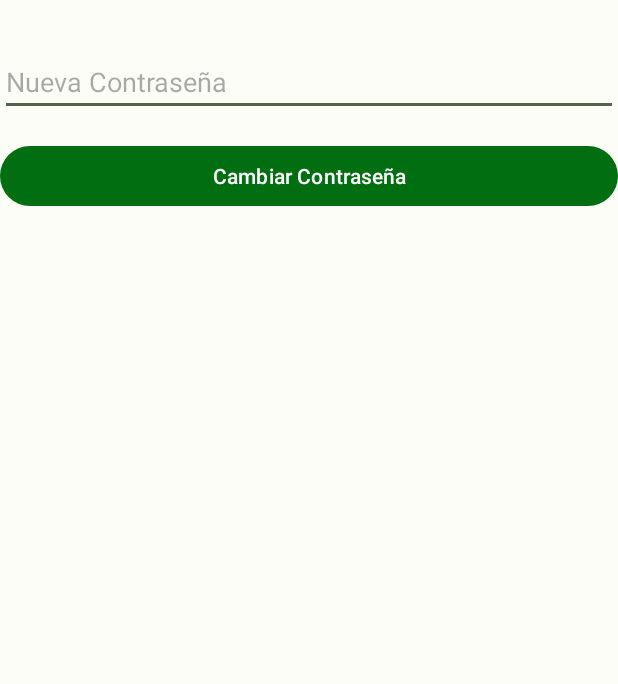
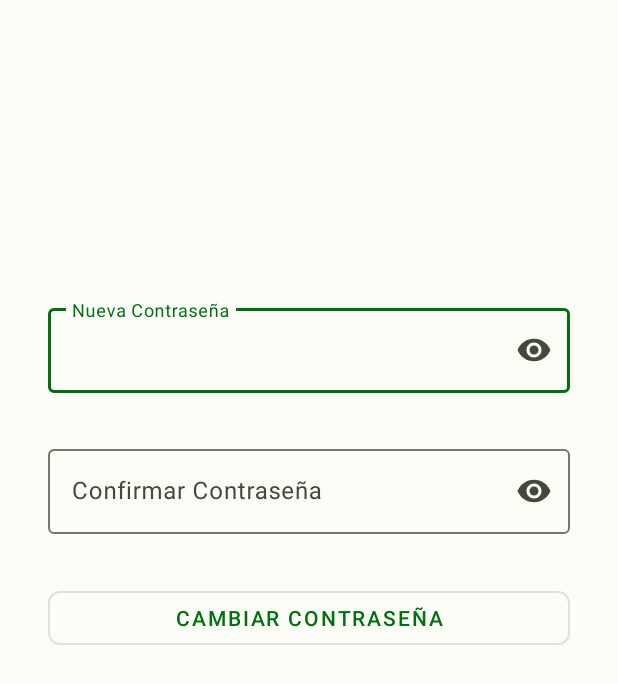
Before and after one commit to Dev-Riders/TrackTrainerAPP, an Android app: the CambiarContrasenaActivity screen opened directly, with no data from a screen before it, on a phone screen of 412 x 824 dp. Shown: the top 684 px of the screen. Run offline under Robolectric (Android 15) with nearby library versions, the phone set to English and light mode, and no system bars; our stand-ins replace Volley.

Commit message:
Ultimos cambios de diseño usando material design

```diff
--- a/app/src/main/java/dev/devriders/tracktrainer/views/activities/MainActivity.java
+++ b/app/src/main/java/dev/devriders/tracktrainer/views/activities/MainActivity.java
@@ -23,7 +23,7 @@ public class MainActivity extends AppCompatActivity {
             @Override
             public void run() {
                 if (usuarioEstaLogueado()) {
-                    startActivity(new Intent(MainActivity.this, WelcomeActivity.class));
+                    startActivity(new Intent(MainActivity.this, HomeActivity.class));
                 } else {
                     startActivity(new Intent(MainActivity.this, WelcomeActivity.class));
                 }
--- a/app/src/main/java/dev/devriders/tracktrainer/views/activities/welcome/auth/CambiarContrasenaActivity.java
+++ b/app/src/main/java/dev/devriders/tracktrainer/views/activities/welcome/auth/CambiarContrasenaActivity.java
@@ -26,9 +26,11 @@ import dev.devriders.tracktrainer.R;
 
 public class CambiarContrasenaActivity extends AppCompatActivity {
 
-    private EditText editTextNuevaContrasena;
+    private EditText editTextNuevaContrasena, editTextConfirmarContrasena;
     private Button buttonCambiarContrasena;
     private String resetCode;
+
+    private static final String PASSWORD_REGEX = "^(?=.*[0-9])(?=.*[a-z])(?=.*[A-Z])(?=.*[@#$%^&+=])(?=\\S+$).{8,16}$";
 
     @Override
     protected void onCreate(Bundle savedInstanceState) {
@@ -36,6 +38,7 @@ public class CambiarContrasenaActivity extends AppCompatActivity {
         setContentView(R.layout.activity_cambiar_contrasena);
 
         editTextNuevaContrasena = findViewById(R.id.editTextNuevaContrasena);
+        editTextConfirmarContrasena = findViewById(R.id.editTextConfirmarContrasena);
         buttonCambiarContrasena = findViewById(R.id.buttonCambiarContrasena);
 
         resetCode = getIntent().getStringExtra("resetCode");
@@ -44,15 +47,27 @@ public class CambiarContrasenaActivity extends AppCompatActivity {
             @Override
             public void onClick(View v) {
                 String nuevaContrasena = editTextNuevaContrasena.getText().toString().trim();
-                if (!nuevaContrasena.isEmpty()) {
-                    cambiarContrasena(nuevaContrasena);
+                String confirmarContrasena = editTextConfirmarContrasena.getText().toString().trim();
+
+                if (!nuevaContrasena.isEmpty() && !confirmarContrasena.isEmpty()) {
+                    if (nuevaContrasena.equals(confirmarContrasena)) {
+                        if (Pass_validation(nuevaContrasena)) {
+                            cambiarContrasena(nuevaContrasena);
+                        } else {
+                            Toast.makeText(CambiarContrasenaActivity.this, "Contraseña inválida", Toast.LENGTH_SHORT).show();
+                        }
+                    } else {
+                        Toast.makeText(CambiarContrasenaActivity.this, "Las contraseñas no coinciden", Toast.LENGTH_SHORT).show();
+                    }
                 } else {
-                    Toast.makeText(CambiarContrasenaActivity.this, "Por favor, ingrese una nueva contraseña.", Toast.LENGTH_SHORT).show();
+                    Toast.makeText(CambiarContrasenaActivity.this, "Por favor, complete ambos campos de contraseña.", Toast.LENGTH_SHORT).show();
                 }
             }
         });
     }
-
+    private boolean Pass_validation(String password) {
+        return password.matches(PASSWORD_REGEX);
+    }
     private void cambiarContrasena(String nuevaContrasena) {
         String url = "http://10.0.2.2:25513/api/usuario/reset-password?code=" + resetCode;
         RequestQueue requestQueue = Volley.newRequestQueue(this);
--- a/app/src/main/res/layout/activity_cambiar_contrasena.xml
+++ b/app/src/main/res/layout/activity_cambiar_contrasena.xml
@@ -1,4 +1,3 @@
-<?xml version="1.0" encoding="utf-8"?>
 <androidx.constraintlayout.widget.ConstraintLayout xmlns:android="http://schemas.android.com/apk/res/android"
     xmlns:app="http://schemas.android.com/apk/res-auto"
     xmlns:tools="http://schemas.android.com/tools"
@@ -6,25 +5,61 @@
     android:layout_height="match_parent"
     tools:context=".views.activities.welcome.auth.CambiarContrasenaActivity">
 
-    <EditText
-        android:id="@+id/editTextNuevaContrasena"
+    <!-- TextInputLayout para la Nueva Contraseña -->
+    <com.google.android.material.textfield.TextInputLayout
+        android:id="@+id/textInputLayoutNuevaContrasena"
         android:layout_width="0dp"
         android:layout_height="wrap_content"
-        android:layout_marginTop="32dp"
-        android:hint="@string/nueva_contrasena_hint"
-        android:inputType="textPassword"
+        android:layout_marginStart="32dp"
+        android:layout_marginTop="200dp"
+        android:layout_marginEnd="32dp"
+        app:endIconMode="password_toggle"
         app:layout_constraintEnd_toEndOf="parent"
         app:layout_constraintStart_toStartOf="parent"
-        app:layout_constraintTop_toTopOf="parent" />
+        app:layout_constraintTop_toTopOf="parent">
 
-    <Button
+        <com.google.android.material.textfield.TextInputEditText
+            android:id="@+id/editTextNuevaContrasena"
+            android:layout_width="match_parent"
+            android:layout_height="wrap_content"
+            android:hint="@string/nueva_contrasena_hint"
+            android:inputType="textPassword" />
+    </com.google.android.material.textfield.TextInputLayout>
+
+    <!-- TextInputLayout para Confirmar la Contraseña -->
+    <com.google.android.material.textfield.TextInputLayout
+        android:id="@+id/textInputLayoutConfirmarContrasena"
+        android:layout_width="0dp"
+        android:layout_height="wrap_content"
+        android:layout_marginStart="32dp"
+        android:layout_marginTop="32dp"
+        android:layout_marginEnd="32dp"
+        app:endIconMode="password_toggle"
+        app:layout_constraintEnd_toEndOf="parent"
+        app:layout_constraintStart_toStartOf="parent"
+        app:layout_constraintTop_toBottomOf="@+id/textInputLayoutNuevaContrasena">
+
+        <com.google.android.material.textfield.TextInputEditText
+            android:id="@+id/editTextConfirmarContrasena"
+            android:layout_width="match_parent"
+            android:layout_height="wrap_content"
+            android:hint="@string/confirmar_contrasena_hint"
+            android:inputType="textPassword" />
+    </com.google.android.material.textfield.TextInputLayout>
+
+    <!-- Botón para Cambiar Contraseña -->
+    <com.google.android.material.button.MaterialButton
         android:id="@+id/buttonCambiarContrasena"
         android:layout_width="0dp"
         android:layout_height="wrap_content"
-        android:layout_marginTop="16dp"
+        android:layout_marginStart="32dp"
+        android:layout_marginTop="32dp"
+        android:layout_marginEnd="32dp"
         android:text="@string/cambiar_contrasena_button_text"
         app:layout_constraintEnd_toEndOf="parent"
         app:layout_constraintStart_toStartOf="parent"
-        app:layout_constraintTop_toBottomOf="@id/editTextNuevaContrasena" />
+        app:layout_constraintTop_toBottomOf="@+id/textInputLayoutConfirmarContrasena"
+        app:cornerRadius="8dp"
+        style="@style/Widget.MaterialComponents.Button.OutlinedButton" />
 
 </androidx.constraintlayout.widget.ConstraintLayout>
--- a/app/src/main/res/values/strings.xml
+++ b/app/src/main/res/values/strings.xml
@@ -22,4 +22,5 @@
     <string name="contrase_a">Contraseña</string>
     <string name="confirma_contrase_a">Confirma Contraseña</string>
     <string name="registrarse">Registrarse</string>
+    <string name="confirmar_contrasena_hint">Confirmar Contraseña</string>
 </resources>
```
Also changed, not shown: app/src/main/java/dev/devriders/tracktrainer/views/activities/welcome/auth/RecuperacionActivity.java (+10 -11 lines), 1 other file.
